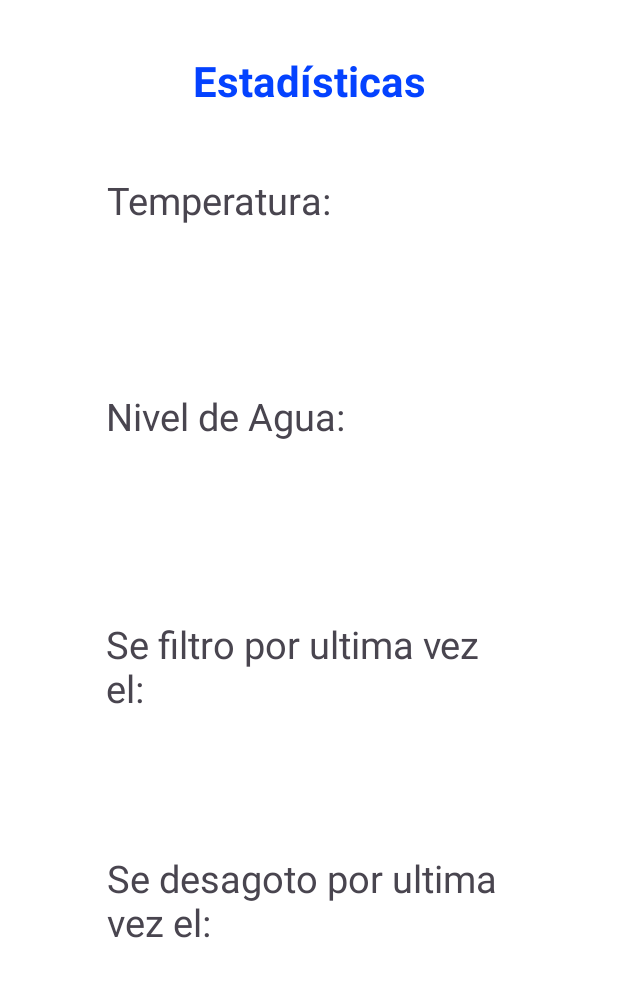
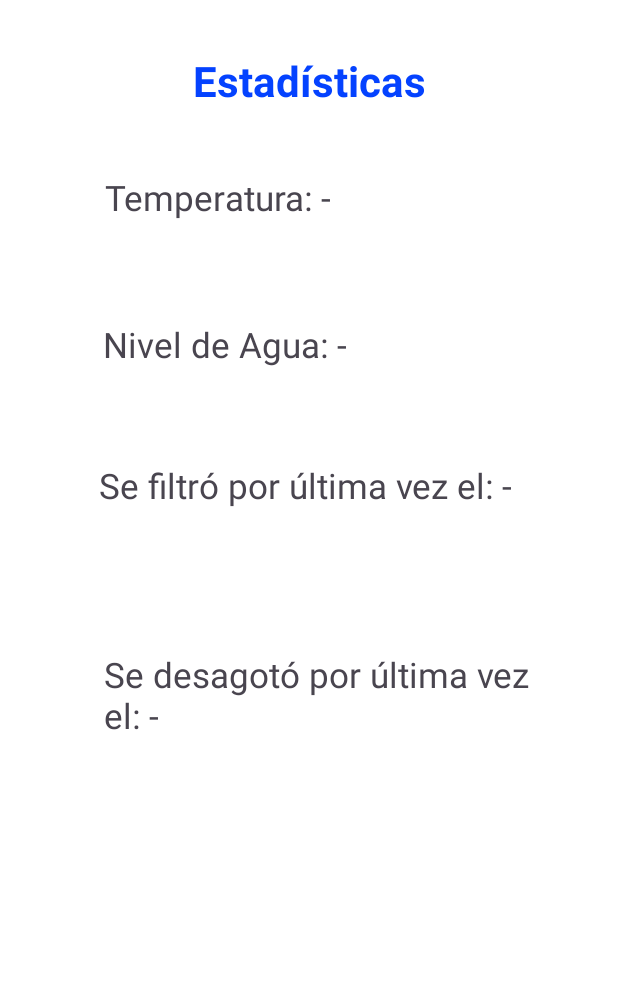
Before and after one commit to cforestiero/soa-project, an Android app: the StatsActivity screen opened directly, with no data from a screen before it, on a phone screen of 412 x 824 dp, the part 96-1093 px from its top. Run offline under Robolectric (Android 15) with nearby library versions, the phone set to English and light mode, and no system bars.

Commit message:
Fixed some stats positions and added tildes

```diff
--- a/Android/app/src/main/res/layout/activity_stats.xml
+++ b/Android/app/src/main/res/layout/activity_stats.xml
@@ -35,50 +35,51 @@
 
     <TextView
         android:id="@+id/WaterLevelTextView"
-        android:layout_width="299dp"
-        android:layout_height="125dp"
+        android:layout_width="294dp"
+        android:layout_height="54dp"
         android:layout_centerInParent="true"
-        android:layout_marginTop="324dp"
-        android:text="Nivel de Agua: "
-        android:textSize="25sp"
+        android:layout_marginTop="40dp"
+        android:text="Nivel de Agua: -"
+        android:textSize="23sp"
         app:layout_constraintEnd_toEndOf="parent"
-        app:layout_constraintHorizontal_bias="0.625"
+        app:layout_constraintHorizontal_bias="0.581"
         app:layout_constraintStart_toStartOf="parent"
-        app:layout_constraintTop_toTopOf="parent" />
+        app:layout_constraintTop_toBottomOf="@+id/temperatureTextView" />
 
     <TextView
         android:id="@+id/FilterLastTimeTextView"
-        android:layout_width="271dp"
-        android:layout_height="142dp"
+        android:layout_width="299dp"
+        android:layout_height="86dp"
         android:layout_centerInParent="true"
-        android:layout_marginTop="476dp"
-        android:text="Se filtro por ultima vez el: "
-        android:textSize="25sp"
+        android:layout_marginTop="40dp"
+        android:text="Se filtró por última vez el: -"
+        android:textSize="23sp"
         app:layout_constraintEnd_toEndOf="parent"
+        app:layout_constraintHorizontal_bias="0.584"
         app:layout_constraintStart_toStartOf="parent"
-        app:layout_constraintTop_toTopOf="parent" />
+        app:layout_constraintTop_toBottomOf="@+id/WaterLevelTextView" />
 
     <TextView
         android:id="@+id/DrainingLastTimeTextView"
-        android:layout_width="271dp"
-        android:layout_height="143dp"
+        android:layout_width="313dp"
+        android:layout_height="101dp"
         android:layout_centerInParent="true"
-        android:layout_marginTop="632dp"
-        android:text="Se desagoto por ultima vez el: "
-        android:textSize="25sp"
+        android:layout_marginTop="40dp"
+        android:text="Se desagotó por última vez el: -"
+        android:textSize="23sp"
         app:layout_constraintEnd_toEndOf="parent"
-        app:layout_constraintHorizontal_bias="0.507"
+        app:layout_constraintHorizontal_bias="0.704"
         app:layout_constraintStart_toStartOf="parent"
-        app:layout_constraintTop_toTopOf="parent" />
+        app:layout_constraintTop_toBottomOf="@+id/FilterLastTimeTextView" />
 
     <TextView
         android:id="@+id/temperatureTextView"
-        android:layout_width="291dp"
-        android:layout_height="120dp"
+        android:layout_width="294dp"
+        android:layout_height="58dp"
         android:layout_centerInParent="true"
         android:layout_marginTop="180dp"
-        android:text="Temperatura: "
-        android:textSize="25sp"
+        android:text="Temperatura: -"
+        android:textSize="23sp"
         app:layout_constraintEnd_toEndOf="parent"
         app:layout_constraintHorizontal_bias="0.591"
         app:layout_constraintStart_toStartOf="parent"
```
